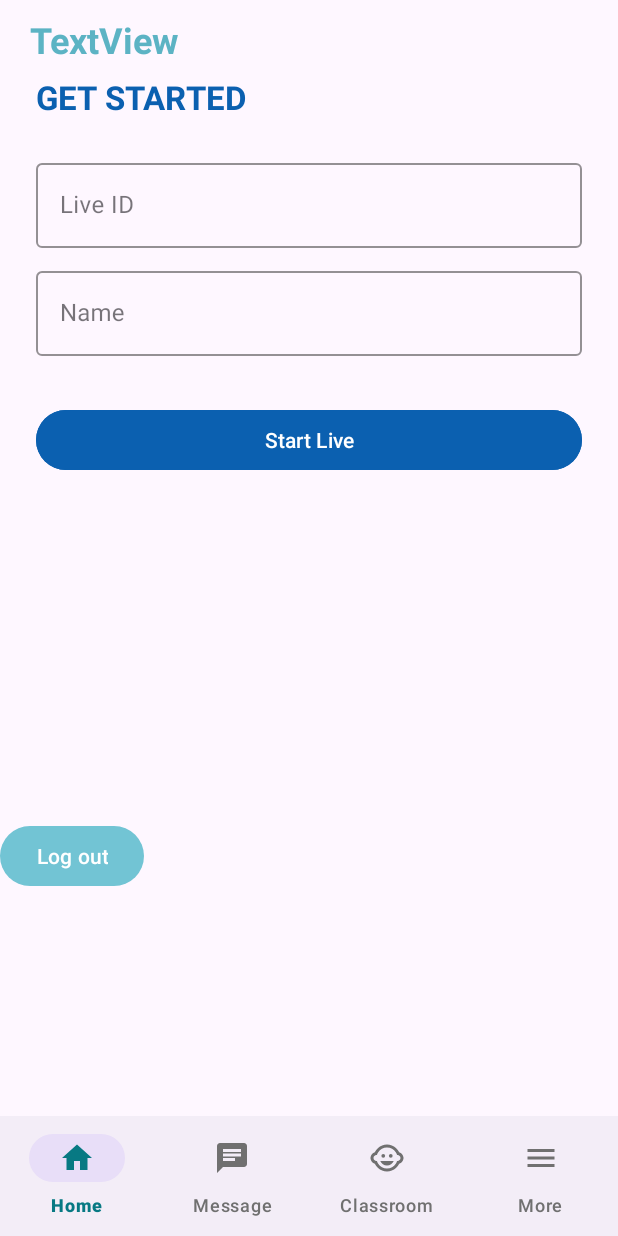
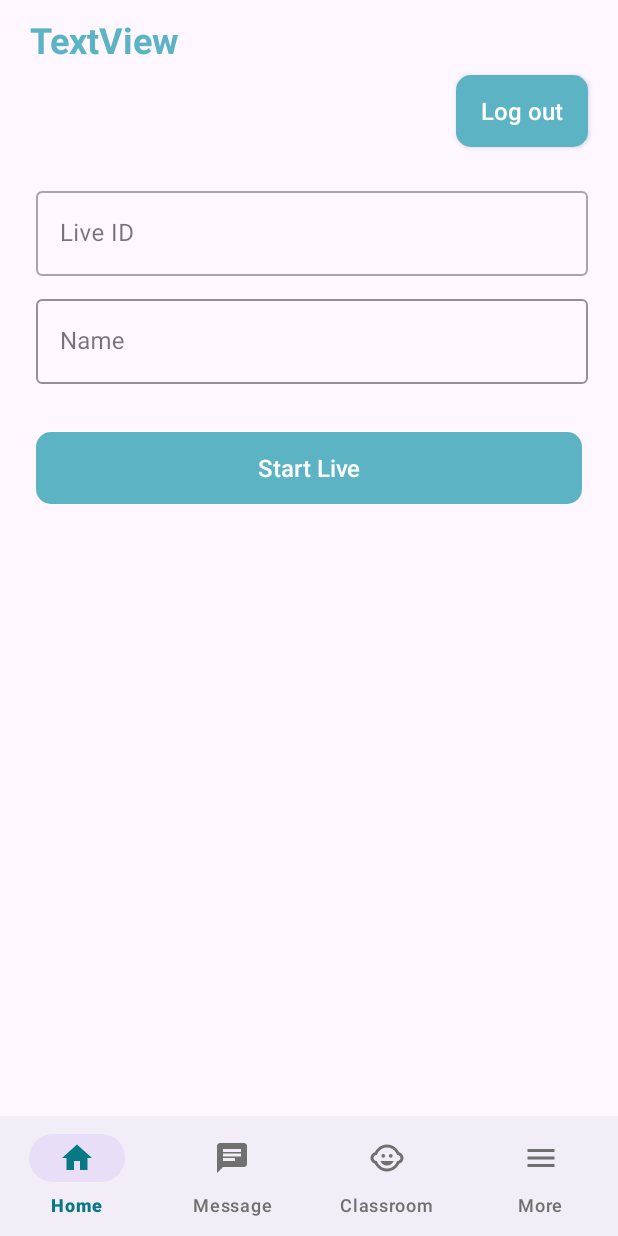
Before and after one commit to nelumkc/W24_3175_G11_Peekaboo, an Android app: the fragment MoreFragment placed in its activity, on a phone screen of 412 x 824 dp. Run offline under Robolectric (Android 15) with nearby library versions, the phone set to English and light mode, and no system bars; our stand-ins replace Firebase (no records; nobody signed in at launch, a user with empty details on screens opened directly), Room's generated code.

Commit message:
UI updated 2

```diff
--- a/app/src/main/res/layout/fragment_more.xml
+++ b/app/src/main/res/layout/fragment_more.xml
@@ -11,20 +11,18 @@
         android:layout_height="match_parent">
 
 
-        <TextView
-            android:id="@+id/textView2"
-            android:layout_width="match_parent"
+        <androidx.appcompat.widget.AppCompatButton
+            android:id="@+id/btnLogout"
+            android:layout_width="wrap_content"
             android:layout_height="wrap_content"
-            android:layout_marginStart="24dp"
             android:layout_marginTop="50dp"
-            android:layout_marginEnd="24dp"
-            android:text="Get Started"
-            android:textAllCaps="true"
-            android:textColor="#0B60B0"
-            android:textSize="22sp"
-            android:textStyle="bold"
+            android:layout_marginEnd="20dp"
+            android:background="@drawable/button_background"
+            android:text="@string/btnLogout"
+            android:textAllCaps="false"
+            android:textColor="#ffffff"
+            android:textSize="16sp"
             app:layout_constraintEnd_toEndOf="parent"
-            app:layout_constraintStart_toStartOf="parent"
             app:layout_constraintTop_toTopOf="parent" />
 
         <com.google.android.material.textfield.TextInputLayout
@@ -32,20 +30,23 @@
             style="@style/Widget.MaterialComponents.TextInputLayout.OutlinedBox"
             android:layout_width="0dp"
             android:layout_height="wrap_content"
+            android:layout_marginTop="24dp"
+            android:hint="Live ID"
+            android:textSize="16sp"
+            android:ems="10"
             android:layout_marginStart="24dp"
-            android:layout_marginTop="24dp"
-            android:layout_marginEnd="24dp"
-            android:hint="Live ID"
-            app:boxStrokeColor="@color/black"
+            android:layout_marginEnd="20dp"
             app:layout_constraintEnd_toEndOf="parent"
             app:layout_constraintStart_toStartOf="parent"
-            app:layout_constraintTop_toBottomOf="@+id/textView2">
+            app:layout_constraintTop_toBottomOf="@+id/btnLogout">
 
             <com.google.android.material.textfield.TextInputEditText
                 android:id="@+id/edtLiveId"
                 android:layout_width="match_parent"
                 android:layout_height="match_parent"
                 android:singleLine="true"
+
+                android:ems="10"
                 android:textColor="@color/black" />
 
         </com.google.android.material.textfield.TextInputLayout>
@@ -57,8 +58,8 @@
             android:layout_height="wrap_content"
             android:layout_marginStart="24dp"
             android:layout_marginTop="10dp"
-            android:layout_marginEnd="24dp"
             android:hint="Name"
+            android:layout_marginEnd="20dp"
             app:boxStrokeColor="@color/black"
             app:layout_constraintEnd_toEndOf="parent"
             app:layout_constraintStart_toStartOf="parent"
@@ -69,32 +70,30 @@
                 android:layout_width="match_parent"
                 android:layout_height="match_parent"
                 android:singleLine="true"
+
+                android:ems="10"
                 android:textColor="@color/black" />
 
         </com.google.android.material.textfield.TextInputLayout>
 
-        <com.google.android.material.button.MaterialButton
+        <androidx.appcompat.widget.AppCompatButton
             android:id="@+id/btnStartLive"
             android:layout_width="match_parent"
             android:layout_height="wrap_content"
             android:layout_marginStart="24dp"
             android:layout_marginTop="32dp"
             android:layout_marginEnd="24dp"
-            android:backgroundTint="#0B60B0"
             android:text="Start Live"
             android:padding="5dp"
+            android:background="@drawable/button_background"
+            android:textSize="16sp"
+            android:textColor="#ffffff"
+            android:textAllCaps="false"
             app:layout_constraintEnd_toEndOf="parent"
             app:layout_constraintStart_toStartOf="parent"
             app:layout_constraintTop_toBottomOf="@+id/textInputLayout3" />
 
-        <Button
-            android:id="@+id/btnLogout"
-            android:layout_width="wrap_content"
-            android:layout_height="wrap_content"
-            android:text="@string/btnLogout"
-            app:layout_constraintBottom_toBottomOf="parent"
-            app:layout_constraintStart_toStartOf="parent"
-            app:layout_constraintTop_toBottomOf="@+id/btnStartLive" />
+
 
     </androidx.constraintlayout.widget.ConstraintLayout>
 </FrameLayout>
```
Also changed, not shown: app/src/main/res/layout/childentry.xml (+14 -8 lines), app/src/main/res/layout/fragment_child_registration.xml (+2 -7 lines), app/src/main/res/layout/home_grid_item_layout.xml (+7 -1 lines).
